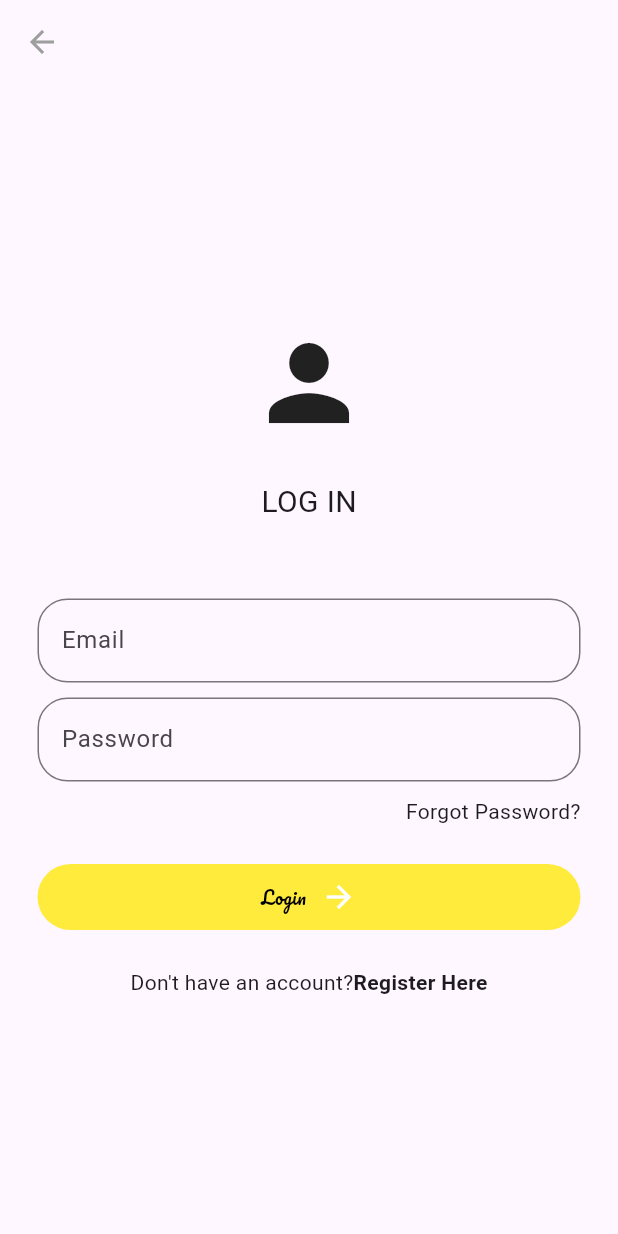
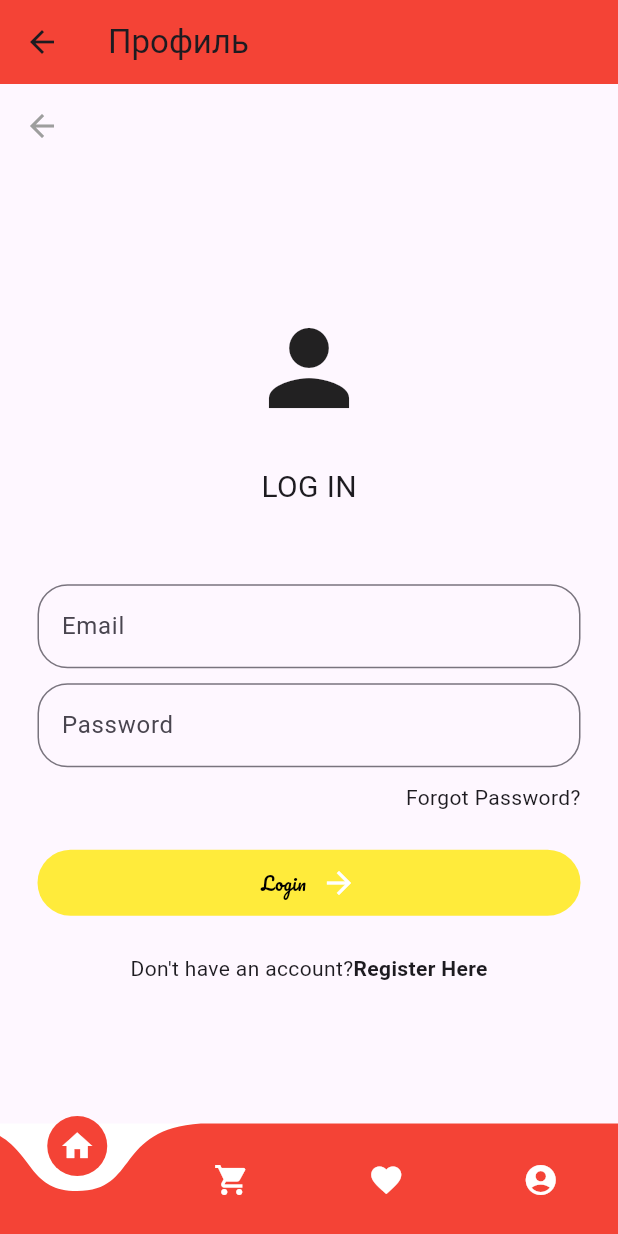
Before and after one commit to m1batx/prmdaapp, a Flutter app: the screen it shows after launch, item 4 of the bottom bar chosen, on a phone screen of 412 x 824 dp. Run offline on Flutter 3.47's test engine with Material 3 defaults, Android fonts, the phone set to English and light mode, and no system bars; drawn by our look-alikes of curved_navigation_bar; our stand-ins replace cloud_firestore, firebase_auth, firebase_core, google_fonts; accounts and stored records are empty.

Commit message:
UserPage prototype 1

```diff
--- a/lib/pages/home_page.dart
+++ b/lib/pages/home_page.dart
@@ -1,15 +1,11 @@
 import 'package:cloud_firestore/cloud_firestore.dart';
 import 'package:curved_navigation_bar/curved_navigation_bar.dart';
-import 'package:flutter/cupertino.dart';
 import 'package:flutter/material.dart';
-import 'package:flutter/widgets.dart';
-import 'package:prmda/components/button.dart';
-import 'package:google_fonts/google_fonts.dart';
-import 'package:prmda/components/food_tile.dart';
 import 'package:prmda/models/food.dart';
 import 'package:prmda/pages/food_details_page.dart';
 import 'package:prmda/pages/login_page.dart';
 import 'package:prmda/pages/regstr_page.dart';
+import 'package:prmda/pages/user_page.dart';
 import 'package:prmda/services/firestore.dart';
 
 
@@ -28,13 +24,11 @@ class _HomePageState extends State<HomePage> {
   List<int> index = [];
   final FirestoreService _firestoreService = FirestoreService();
 
-  late Stream<List<Food>> _foodStream;
 
   @override
   void initState() {
     super.initState();
 
-    _foodStream = _firestoreService.getFoods();
 
   }
 
@@ -174,12 +168,6 @@ class _HomePageState extends State<HomePage> {
                                   height: 120,
                                   width: 120,
                                   fit: BoxFit.cover,),
-                                // child: Image.network(
-                                //   food['ImagePath'],
-                                //   width: 120,
-                                //   height: 120,
-                                //   fit: BoxFit.cover,
-                                // ),
                               ),
                             ),
                             const SizedBox(height: 16),
@@ -254,14 +242,14 @@ class _HomePageState extends State<HomePage> {
 
   CurvedNavigationBar navigateMenu(){
     return CurvedNavigationBar(
-        backgroundColor: const Color.fromARGB(255, 248, 246, 244),
+        backgroundColor: Colors.transparent,
         color: Colors.red,
         animationDuration: const Duration(milliseconds: 300),
         onTap: (index){
           if (index==0) Navigator.push(context,MaterialPageRoute(builder: (context) => const HomePage()),);
           if (index==1) Navigator.push(context,MaterialPageRoute(builder: (context) => const HomePage()),);
           if (index==2) Navigator.push(context,MaterialPageRoute(builder: (context) => const RegstrPage()),);
-          if (index==3) Navigator.push(context,MaterialPageRoute(builder: (context) => const LoginPage()),);
+          if (index==3) Navigator.push(context,MaterialPageRoute(builder: (context) =>  UserPage()),);
         },
         items: const [
           Icon(
--- /dev/null
+++ b/lib/pages/user_page.dart
@@ -0,0 +1,112 @@
+import 'package:cloud_firestore/cloud_firestore.dart';
+import 'package:curved_navigation_bar/curved_navigation_bar.dart';
+import 'package:firebase_auth/firebase_auth.dart';
+import 'package:firebase_core/firebase_core.dart';
+import 'package:flutter/material.dart';
+import 'package:prmda/pages/home_page.dart';
+import 'package:prmda/pages/login_page.dart';
+import 'package:prmda/pages/regstr_page.dart';
+
+class UserPage extends StatelessWidget{
+
+  UserPage({super.key});
+  final User? currentUser = FirebaseAuth.instance.currentUser;
+
+  Future<DocumentSnapshot<Map<String,dynamic>>> getUserDetails() async{
+    return await FirebaseFirestore.instance
+    .collection("Users").doc(currentUser!.email).get();
+  }
+
+
+
+  @override
+  Widget build(BuildContext context) {
+    return Scaffold(
+      backgroundColor: Colors.white,
+      appBar: AppBar(
+        title:const Text("Профиль"),
+        backgroundColor: Colors.red,
+      ),
+      body: FutureBuilder(
+        future: getUserDetails(),
+        builder: (context,snapshot){
+          if(snapshot.connectionState==ConnectionState.waiting){
+            return const Center(
+              child: CircularProgressIndicator(),
+            );
+          }
+          else if (snapshot.hasError){
+            return const LoginPage();
+          }
+          else if (snapshot.hasData){
+            Map<String, dynamic>? userData = snapshot.data!.data();
+            return Center(
+              child: Column(
+                mainAxisAlignment: MainAxisAlignment.center,
+                children: [
+                  Container(
+                    decoration: BoxDecoration(
+                      color: Colors.red,
+                      borderRadius: BorderRadius.circular(24),
+                    ),
+                    padding: const EdgeInsets.all(25),
+                    child: const Icon(
+                      Icons.person,
+                      size: 64,
+                    ),
+                  ),
+                  const SizedBox(height: 25,),
+                   Text(
+                    userData.toString(),
+                    style:  const TextStyle(
+                      fontSize: 24,
+                      fontWeight: FontWeight.bold
+                    ),
+                  ),
+                  const SizedBox(height: 10,),
+                  Text(
+                    "userData['email']",
+                    style: TextStyle(
+                        color: Colors.grey[600],
+                    ),),
+                ],
+              ),
+            );
+          }
+          else{
+            return const Text("No data!");
+          }
+        }
+      ),
+    bottomNavigationBar:  CurvedNavigationBar(
+        backgroundColor: Colors.transparent,
+        color: Colors.red,
+        animationDuration: const Duration(milliseconds: 300),
+        onTap: (index){
+          if (index==0) Navigator.push(context,MaterialPageRoute(builder: (context) => const HomePage()),);
+          if (index==1) Navigator.push(context,MaterialPageRoute(builder: (context) => const HomePage()),);
+          if (index==2) Navigator.push(context,MaterialPageRoute(builder: (context) => const RegstrPage()),);
+          if (index==3) Navigator.push(context,MaterialPageRoute(builder: (context) =>  UserPage()),);
+        },
+        items: const [
+          Icon(
+            Icons.home,
+            color: Colors.white,
+            ),
+          Icon(
+            Icons.shopping_cart,
+            color: Colors.white,
+          ),
+          Icon(
+            Icons.favorite,
+            color: Colors.white,
+          ),
+          Icon(
+            Icons.account_circle,
+            color: Colors.white,
+          )
+
+        ],),
+    );
+  }
+}
```
Also changed, not shown: 1 other file.
